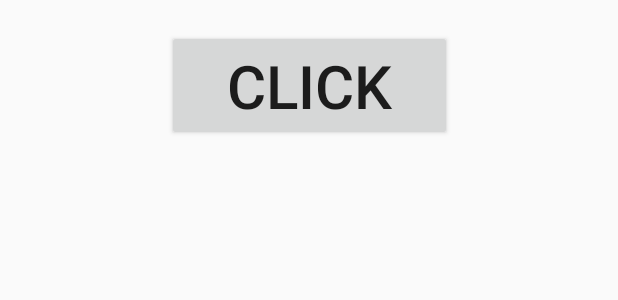
After one commit to devAlexanderKonopelko/CatsVSDogs, an Android app: the layout activity_fragment_cats.xml on its own in the app's theme, with its tools: preview values and no code run, on a phone screen of 412 x 824 dp. The commit adds this screen. Shown: the top 300 px of the screen. Run offline under Robolectric (Android 15) with nearby library versions, the phone set to English and light mode, and no system bars.

Commit message:
Add fragment
add fragment

```diff
--- /dev/null
+++ b/app/src/main/res/layout/activity_fragment_cats.xml
@@ -0,0 +1,42 @@
+<?xml version="1.0" encoding="utf-8"?>
+<androidx.constraintlayout.widget.ConstraintLayout xmlns:android="http://schemas.android.com/apk/res/android"
+    xmlns:app="http://schemas.android.com/apk/res-auto"
+    xmlns:tools="http://schemas.android.com/tools"
+    android:layout_width="match_parent"
+    android:layout_height="match_parent"
+    tools:context=".FragmentCats">
+
+    <Button
+        android:id="@+id/clickDogs"
+        android:layout_width="190dp"
+        android:layout_height="wrap_content"
+        android:text="@string/click"
+        android:textSize="40sp"
+        android:layout_marginTop="20dp"
+        app:layout_constraintEnd_toEndOf="parent"
+        app:layout_constraintStart_toStartOf="parent"
+        app:layout_constraintTop_toTopOf="parent" />
+
+    <TextView
+        android:id="@+id/textCats"
+        android:layout_width="120dp"
+        android:layout_height="40dp"
+        android:layout_marginTop="25dp"
+        app:layout_constraintTop_toBottomOf="@+id/clickDogs"
+        app:layout_constraintEnd_toEndOf="parent"
+        app:layout_constraintStart_toStartOf="parent" />
+
+    <ImageView
+        android:id="@+id/animationsCats"
+        android:layout_width="match_parent"
+        android:layout_height="160dp"
+        android:layout_marginTop="25dp"
+        android:layout_marginEnd="25dp"
+        android:layout_marginStart="25dp"
+        app:layout_constraintTop_toBottomOf="@+id/textCats" />
+
+
+
+
+
+</androidx.constraintlayout.widget.ConstraintLayout>
--- a/app/src/main/res/values/strings.xml
+++ b/app/src/main/res/values/strings.xml
@@ -1,3 +1,4 @@
 <resources>
     <string name="app_name">CatsVsDogs</string>
+    <string name="click">Click</string>
 </resources>
```
Also changed, not shown: app/src/main/java/com/example/catsvsdogs/FragmentCats.kt (added, +10 -0 lines), app/src/main/java/com/example/catsvsdogs/FragmentDogs.kt (added, +10 -0 lines), app/src/main/res/layout/activity_fragment_dogs.xml (added, +38 -0 lines).
